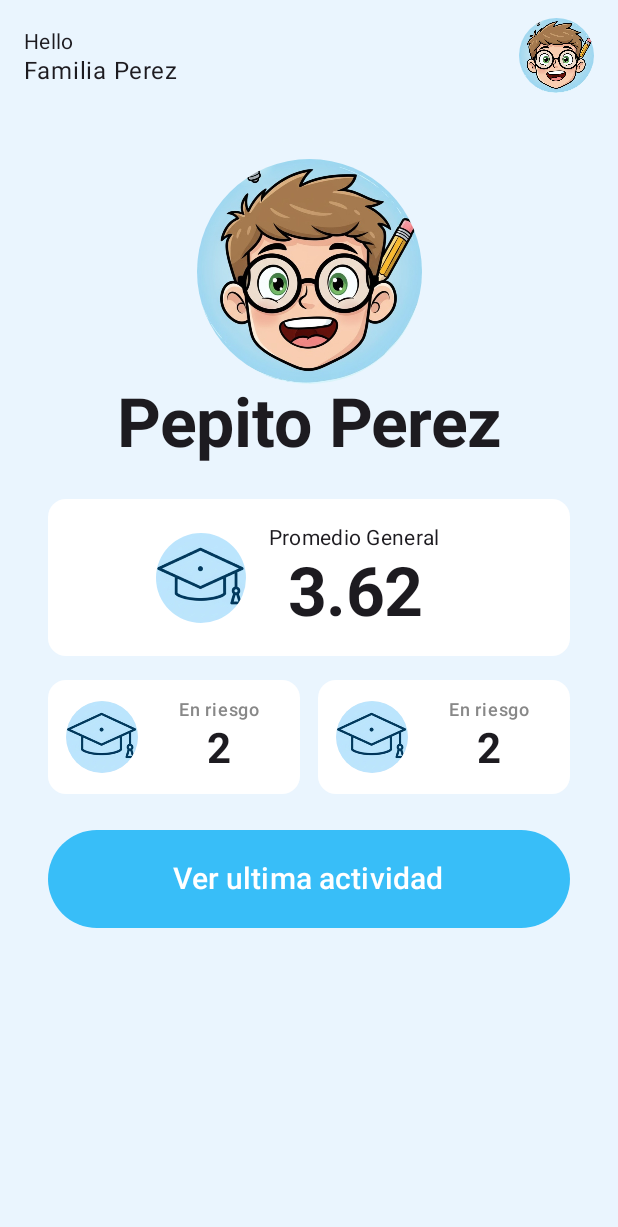
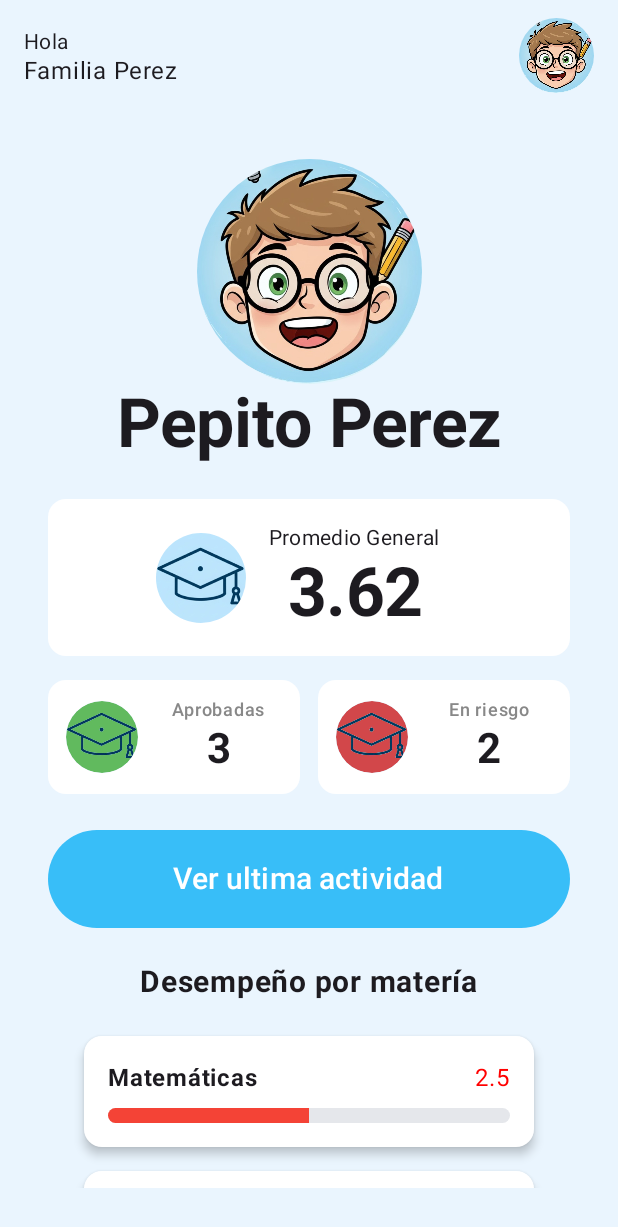
Before and after one commit to cdgutierrezd/Edufam-app, an Android app built with Jetpack Compose: the screen it shows after launch (MainActivity), after a tap on "Login", on a phone screen of 412 x 824 dp. Shown: the top 1227 px of the screen. Run offline under Robolectric (Android 15) with nearby library versions, the phone set to English and light mode, and no system bars; our stand-ins replace Navigation 3.

Commit message:
Se hizo el profileComponent para reutilización de código. Otras cosas que ya no me acuerdo

```diff
--- a/app/src/main/java/com/cdgutierrezd/edufam/MainActivity.kt
+++ b/app/src/main/java/com/cdgutierrezd/edufam/MainActivity.kt
@@ -38,7 +38,7 @@ class MainActivity : ComponentActivity() {
         super.onCreate(savedInstanceState)
         enableEdgeToEdge()
         setContent {
-            EdufamTheme(darkTheme = false,dynamicColor = false ) {          // <- tema con tu color
+            EdufamTheme(darkTheme = false,dynamicColor = false ) {
                 Surface(
                     modifier = Modifier.fillMaxSize(),
                     color = MaterialTheme.colorScheme.background
--- /dev/null
+++ b/app/src/main/java/com/cdgutierrezd/edufam/components/GradesListScreen.kt
@@ -0,0 +1,25 @@
+package com.cdgutierrezd.edufam.components
+
+import androidx.compose.foundation.layout.Column
+import androidx.compose.foundation.layout.padding
+import androidx.compose.runtime.Composable
+import androidx.compose.ui.Modifier
+import androidx.compose.ui.unit.dp
+import com.cdgutierrezd.edufam.components.ProgressCard
+
+@Composable
+fun GradesListScreen() {
+    val subjects = listOf(
+        "Matemáticas" to 2.5f,
+        "Ciencias" to 3.5f,
+        "Historia" to 4.2f,
+        "Inglés" to 1.3f,
+        "Educación Física" to 5.0f
+    )
+
+    Column(modifier = Modifier.padding(16.dp)) {
+        subjects.forEach { (subject, grade) ->
+            ProgressCard(subject = subject, grade = grade)
+        }
+    }
+}
--- /dev/null
+++ b/app/src/main/java/com/cdgutierrezd/edufam/components/ProfileCard.kt
@@ -0,0 +1,36 @@
+package com.cdgutierrezd.edufam.components
+
+import android.media.Image
+import androidx.compose.foundation.Image
+import androidx.compose.foundation.layout.size
+import androidx.compose.foundation.shape.CircleShape
+import androidx.compose.material3.MaterialTheme
+import androidx.compose.material3.Text
+import androidx.compose.runtime.Composable
+import androidx.compose.ui.Alignment
+import androidx.compose.ui.Modifier
+import androidx.compose.ui.draw.clip
+import androidx.compose.ui.res.painterResource
+import androidx.compose.ui.text.font.FontWeight
+import androidx.compose.ui.text.style.TextOverflow
+import androidx.compose.ui.unit.dp
+
+@Composable
+fun profileCard(
+    name:String,
+    image: Int
+){
+    Image(
+        painter = painterResource(id = image),
+        contentDescription = "avatar",
+        modifier = Modifier
+            .size(150.dp)
+            .clip(CircleShape)
+    )
+    Text(
+        text = name,
+        style = MaterialTheme.typography.displayMedium.copy(fontWeight = FontWeight.Bold),
+        maxLines = 1,
+        overflow = TextOverflow.Visible,
+    )
+}
--- /dev/null
+++ b/app/src/main/java/com/cdgutierrezd/edufam/components/ProgressCard.kt
@@ -0,0 +1,72 @@
+package com.cdgutierrezd.edufam.components
+
+import androidx.compose.foundation.background
+import androidx.compose.foundation.layout.Arrangement
+import androidx.compose.foundation.layout.Box
+import androidx.compose.foundation.layout.Column
+import androidx.compose.foundation.layout.Row
+import androidx.compose.foundation.layout.Spacer
+import androidx.compose.foundation.layout.fillMaxHeight
+import androidx.compose.foundation.layout.fillMaxWidth
+import androidx.compose.foundation.layout.height
+import androidx.compose.foundation.layout.padding
+import androidx.compose.foundation.shape.RoundedCornerShape
+import androidx.compose.material3.Card
+import androidx.compose.material3.CardDefaults
+import androidx.compose.material3.Text
+import androidx.compose.runtime.Composable
+import androidx.compose.ui.Modifier
+import androidx.compose.ui.draw.clip
+import androidx.compose.ui.graphics.Color
+import androidx.compose.ui.text.font.FontWeight
+import androidx.compose.ui.unit.dp
+
+@Composable
+fun ProgressCard(
+    subject: String,
+    grade: Float,
+    modifier: Modifier = Modifier
+) {
+    val progressColor = when {
+        grade >= 4.0f -> Color(0xFF4CAF50)   // Verde
+        grade >= 3.0f -> Color(0xFFFFC107)   // Amarillo
+        else -> Color(0xFFF44336)            // Rojo
+    }
+    Card(
+        colors = CardDefaults.cardColors(containerColor = Color.White),
+        shape = RoundedCornerShape(12.dp),
+        elevation = CardDefaults.cardElevation(defaultElevation = 4.dp),
+        modifier = Modifier.fillMaxWidth().padding(8.dp)
+    ) {
+        Column(modifier = Modifier.padding(16.dp)) {
+            Row(horizontalArrangement = Arrangement.SpaceBetween, modifier = Modifier.fillMaxWidth()) {
+                Text(subject, fontWeight = FontWeight.Bold)
+                Text(grade.toString(), color = Color.Red)
+            }
+            Spacer(modifier = Modifier.height(8.dp))
+            CustomProgressBar(progress = grade/5f, color = progressColor)
+        }
+    }
+}
+@Composable
+fun CustomProgressBar(
+    progress: Float,
+    color:Color,
+    modifier: Modifier = Modifier
+) {
+
+    Box(
+        modifier = modifier
+            .fillMaxWidth()
+            .height(10.dp)
+            .clip(RoundedCornerShape(5.dp))
+            .background(Color(0xFFE5E7EB)) // gris claro (track)
+    ) {
+        Box(
+            modifier = Modifier
+                .fillMaxWidth(progress.coerceIn(0f, 1f)) // evita que se salga de 0–1
+                .fillMaxHeight()
+                .background(Color(color.value)) // barra de progreso
+        )
+    }
+}
--- a/app/src/main/java/com/cdgutierrezd/edufam/components/StatCard.kt
+++ b/app/src/main/java/com/cdgutierrezd/edufam/components/StatCard.kt
@@ -29,7 +29,7 @@ import com.cdgutierrezd.edufam.ui.theme.White
 fun StatCard(
     label:String,
     count: String,
-    icon: Int= R.drawable.ic_01,
+    icon: Int,
     modifier: Modifier
 ){
     Card(
@@ -52,7 +52,7 @@ fun StatCard(
                 contentAlignment = Alignment.Center
             ) {
                 Image(
-                    painter = painterResource(R.drawable.ic_01),
+                    painter = painterResource(icon),
                     contentDescription = "avatar",
                     modifier = Modifier
                         .size(60.dp)
--- a/app/src/main/java/com/cdgutierrezd/edufam/screens/login/Home.kt
+++ b/app/src/main/java/com/cdgutierrezd/edufam/screens/login/Home.kt
@@ -15,7 +15,9 @@ import androidx.compose.foundation.layout.height
 import androidx.compose.foundation.layout.padding
 import androidx.compose.foundation.layout.size
 import androidx.compose.foundation.layout.statusBars
+import androidx.compose.foundation.rememberScrollState
 import androidx.compose.foundation.shape.CircleShape
+import androidx.compose.foundation.verticalScroll
 import androidx.compose.material3.Button
 import androidx.compose.material3.ButtonDefaults
 import androidx.compose.material3.Card
@@ -35,7 +37,10 @@ import androidx.compose.ui.tooling.preview.Preview
 import androidx.compose.ui.unit.dp
 import androidx.compose.ui.unit.sp
 import com.cdgutierrezd.edufam.R
+import com.cdgutierrezd.edufam.components.GradesListScreen
+import com.cdgutierrezd.edufam.components.ProgressCard
 import com.cdgutierrezd.edufam.components.StatCard
+import com.cdgutierrezd.edufam.components.profileCard
 import com.cdgutierrezd.edufam.ui.theme.BlueBlackGround
 import com.cdgutierrezd.edufam.ui.theme.BlueButton
 import com.cdgutierrezd.edufam.ui.theme.White
@@ -47,6 +52,7 @@ data object Home
 @Preview
 @Composable
 fun Home() {
+    val scrollState = rememberScrollState()
     Scaffold(
         topBar = {
             Row(
@@ -59,7 +65,7 @@ fun Home() {
                 verticalAlignment = Alignment.CenterVertically
             ) {
                 Column {
-                    Text(text = "Hello", style = MaterialTheme.typography.bodyMedium)
+                    Text(text = "Hola", style = MaterialTheme.typography.bodyMedium)
                     Text(
                         text = "Familia Perez",
                         style = MaterialTheme.typography.bodyLarge,
@@ -86,24 +92,11 @@ fun Home() {
             Column(
                 modifier = Modifier
                     .fillMaxWidth()
-                    .padding(32.dp),
+                    .padding(32.dp)
+                    .verticalScroll(scrollState),
                 horizontalAlignment = Alignment.CenterHorizontally
             ) {
-                Image(
-                    painter = painterResource(id = R.drawable.avatar_01),
-                    contentDescription = "avatar",
-                    modifier = Modifier
-                        .size(150.dp)
-                        .clip(CircleShape)
-                        .align(Alignment.CenterHorizontally)
-                )
-                Text(
-                    text = "Pepito Perez",
-                    style = MaterialTheme.typography.displayMedium.copy(fontWeight = FontWeight.Bold),
-                    maxLines = 1,
-                    overflow = TextOverflow.Visible,
-                    modifier = Modifier.align(Alignment.CenterHorizontally)
-                )
+                profileCard("Pepito Perez",R.drawable.avatar_01)
                 Spacer(modifier = Modifier.height(24.dp))
                 Card(
                     modifier = Modifier.fillMaxWidth(),
@@ -143,9 +136,9 @@ fun Home() {
                     horizontalArrangement = Arrangement.spacedBy(12.dp)
                 ) {
                     /* ---------  Card 1  --------- */
-                    StatCard("En riesgo", "2", modifier = Modifier.weight(1f))
+                    StatCard("Aprobadas", "3", modifier = Modifier.weight(1f), icon =  R.drawable.ic_02)
                     /* ---------  Card 2  --------- */
-                    StatCard("En riesgo", "2", modifier = Modifier.weight(1f))
+                    StatCard("En riesgo", "2", modifier = Modifier.weight(1f),icon =  R.drawable.ic_03)
                 }
                 Spacer(modifier = Modifier.height(24.dp))
                 Button(
@@ -158,6 +151,9 @@ fun Home() {
                 ){
                     Text(text = "Ver ultima actividad", fontSize = 20.sp)
                 }
+                Spacer(modifier = Modifier.height(24.dp))
+                Text(text = "Desempeño por matería", fontWeight = FontWeight.Bold, fontSize = 20.sp)
+                GradesListScreen()
             }
         }
     }
--- a/app/src/main/java/com/cdgutierrezd/edufam/screens/login/Login.kt
+++ b/app/src/main/java/com/cdgutierrezd/edufam/screens/login/Login.kt
@@ -53,8 +53,8 @@ fun Login(onLoginSuccess: () -> Unit) {
         )
         Spacer(modifier = Modifier.height(24.dp))
 
-        Text(text = "Welcome!", style = MaterialTheme.typography.headlineSmall)
-        Text(text = "Sign in to continue", style = MaterialTheme.typography.bodyLarge)
+        Text(text = "¡Bienvenido!", style = MaterialTheme.typography.headlineSmall)
+        Text(text = "Inicia sesión para continuar", style = MaterialTheme.typography.bodyLarge)
         Spacer(modifier = Modifier.height(24.dp))
 
         Text(text = "Login", style = MaterialTheme.typography.headlineSmall)
@@ -62,7 +62,7 @@ fun Login(onLoginSuccess: () -> Unit) {
         OutlinedTextField(
             value = username,
             onValueChange = { username = it },
-            label = { Text("User") },
+            label = { Text("Usuario") },
             singleLine = true,
             modifier = Modifier.fillMaxWidth()
         )
@@ -70,7 +70,7 @@ fun Login(onLoginSuccess: () -> Unit) {
         OutlinedTextField(
             value = password,
             onValueChange = { password = it },
-            label = { Text("Password") },
+            label = { Text("Contraseña") },
             singleLine = true,
             visualTransformation = PasswordVisualTransformation(),
             modifier = Modifier.fillMaxWidth()
```
Also changed, not shown: app/src/main/res/drawable/ic_02.jpg, app/src/main/res/drawable/ic_03.jpg (added), 1 other file.
